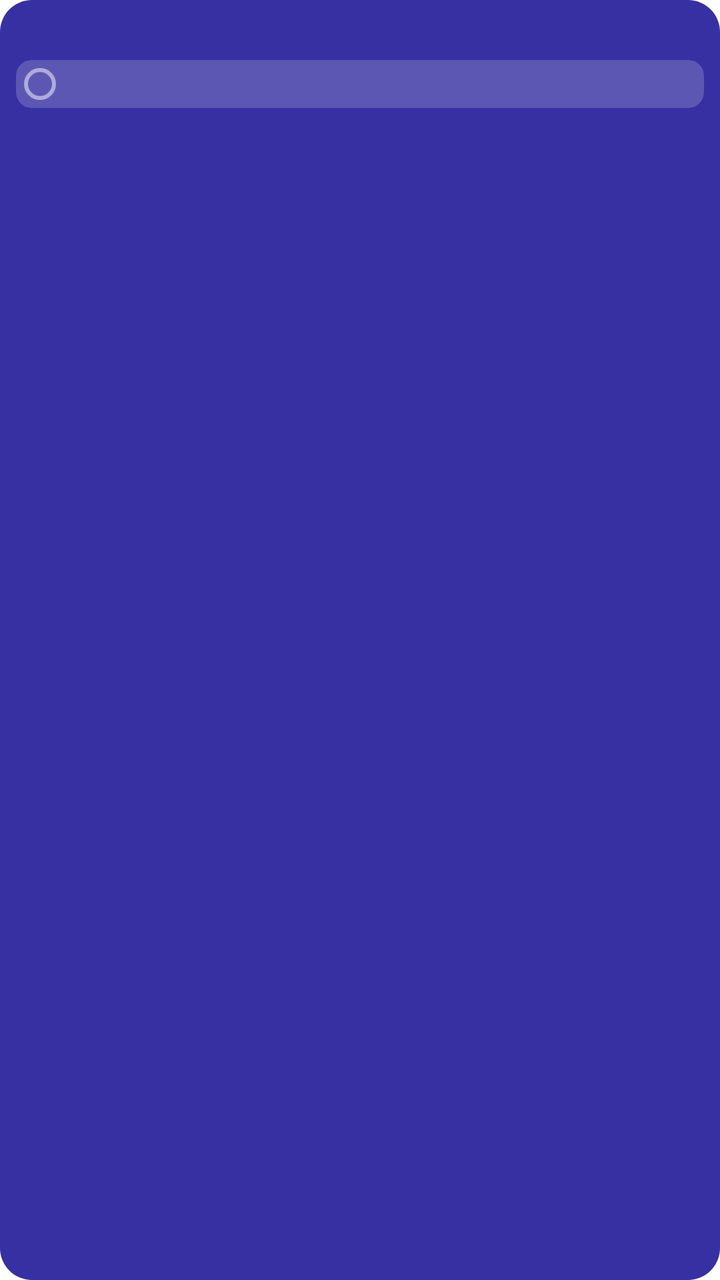
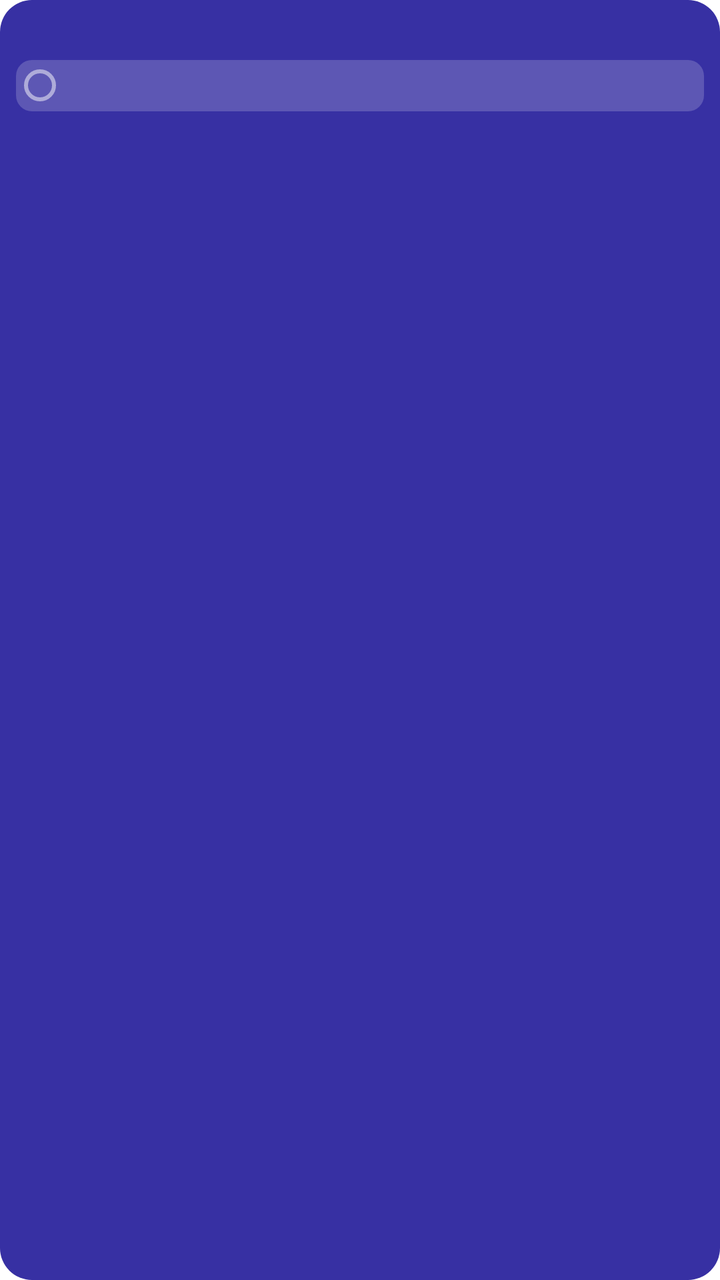

Compare the two renders of this Android layout. The source of the first and the diff that turns it into the second are given below.
<!-- AndroidManifest.xml: fallback theme Theme.MaterialComponents.DayNight.NoActionBar -->
<!-- res/layout/task_widget_large.xml -->
<?xml version="1.0" encoding="utf-8"?>
<LinearLayout xmlns:android="http://schemas.android.com/apk/res/android"
    android:id="@+id/widget_container" android:layout_width="match_parent" android:layout_height="match_parent"
    android:background="@drawable/widget_background" android:orientation="vertical" android:padding="8dp">
    <LinearLayout android:layout_width="match_parent" android:layout_height="wrap_content" android:gravity="center_vertical">
        <ImageView android:layout_width="18dp" android:layout_height="18dp" android:src="@mipmap/ic_launcher"/>
        <TextView android:id="@+id/widget_title" android:layout_width="0dp" android:layout_height="wrap_content"
            android:layout_weight="1" android:layout_marginStart="6dp" android:textColor="#FFFFFF" android:textSize="11sp" android:textStyle="bold"/>
    </LinearLayout>
    <LinearLayout android:id="@+id/empty_container" android:layout_width="match_parent" android:layout_height="0dp"
        android:layout_weight="1" android:gravity="center" android:visibility="gone">
        <TextView android:id="@+id/empty_text" android:layout_width="wrap_content" android:layout_height="wrap_content"
            android:textColor="#80FFFFFF" android:textSize="10sp"/>
    </LinearLayout>
    <LinearLayout android:layout_width="match_parent" android:layout_height="0dp" android:layout_weight="1"
        android:layout_marginTop="4dp" android:orientation="vertical">
        <LinearLayout android:id="@+id/task_row_1" android:layout_width="match_parent" android:layout_height="wrap_content"
            android:layout_marginBottom="2dp" android:background="@drawable/widget_row_bg" android:gravity="center_vertical" android:padding="4dp">
            <ImageView android:id="@+id/task_checkbox_1" android:layout_width="16dp" android:layout_height="16dp" android:background="@drawable/widget_checkbox"/>
            <TextView android:id="@+id/priority_dot_1" android:layout_width="wrap_content" android:layout_height="wrap_content" android:text="●" android:textSize="8sp" android:textColor="#EF5350" android:layout_marginStart="3dp" android:visibility="gone"/>
            <TextView android:id="@+id/task_title_1" android:layout_width="0dp" android:layout_height="wrap_content"
                android:layout_marginStart="4dp" android:layout_weight="1" android:ellipsize="end" android:maxLines="1" android:textColor="#FFFFFF" android:textSize="10sp"/>
        </LinearLayout>
        <LinearLayout android:id="@+id/task_row_2" android:layout_width="match_parent" android:layout_height="wrap_content"
            android:layout_marginBottom="2dp" android:background="@drawable/widget_row_bg" android:gravity="center_vertical" android:padding="4dp" android:visibility="gone">
            <ImageView android:id="@+id/task_checkbox_2" android:layout_width="16dp" android:layout_height="16dp" android:background="@drawable/widget_checkbox"/>
            <TextView android:id="@+id/priority_dot_2" android:layout_width="wrap_content" android:layout_height="wrap_content" android:text="●" android:textSize="8sp" android:textColor="#EF5350" android:layout_marginStart="3dp" android:visibility="gone"/>
            <TextView android:id="@+id/task_title_2" android:layout_width="0dp" android:layout_height="wrap_content"
                android:layout_marginStart="4dp" android:layout_weight="1" android:ellipsize="end" android:maxLines="1" android:textColor="#FFFFFF" android:textSize="10sp"/>
        </LinearLayout>
        <LinearLayout android:id="@+id/task_row_3" android:layout_width="match_parent" android:layout_height="wrap_content"
            android:layout_marginBottom="2dp" android:background="@drawable/widget_row_bg" android:gravity="center_vertical" android:padding="4dp" android:visibility="gone">
            <ImageView android:id="@+id/task_checkbox_3" android:layout_width="16dp" android:layout_height="16dp" android:background="@drawable/widget_checkbox"/>
            <TextView android:id="@+id/priority_dot_3" android:layout_width="wrap_content" android:layout_height="wrap_content" android:text="●" android:textSize="8sp" android:textColor="#EF5350" android:layout_marginStart="3dp" android:visibility="gone"/>
            <TextView android:id="@+id/task_title_3" android:layout_width="0dp" android:layout_height="wrap_content"
                android:layout_marginStart="4dp" android:layout_weight="1" android:ellipsize="end" android:maxLines="1" android:textColor="#FFFFFF" android:textSize="10sp"/>
        </LinearLayout>
        <LinearLayout android:id="@+id/task_row_4" android:layout_width="match_parent" android:layout_height="wrap_content"
            android:layout_marginBottom="2dp" android:background="@drawable/widget_row_bg" android:gravity="center_vertical" android:padding="4dp" android:visibility="gone">
            <ImageView android:id="@+id/task_checkbox_4" android:layout_width="16dp" android:layout_height="16dp" android:background="@drawable/widget_checkbox"/>
            <TextView android:id="@+id/priority_dot_4" android:layout_width="wrap_content" android:layout_height="wrap_content" android:text="●" android:textSize="8sp" android:textColor="#EF5350" android:layout_marginStart="3dp" android:visibility="gone"/>
            <TextView android:id="@+id/task_title_4" android:layout_width="0dp" android:layout_height="wrap_content"
                android:layout_marginStart="4dp" android:layout_weight="1" android:ellipsize="end" android:maxLines="1" android:textColor="#FFFFFF" android:textSize="10sp"/>
        </LinearLayout>
        <LinearLayout android:id="@+id/task_row_5" android:layout_width="match_parent" android:layout_height="wrap_content"
            android:background="@drawable/widget_row_bg" android:gravity="center_vertical" android:padding="4dp" android:visibility="gone">
            <ImageView android:id="@+id/task_checkbox_5" android:layout_width="16dp" android:layout_height="16dp" android:background="@drawable/widget_checkbox"/>
            <TextView android:id="@+id/priority_dot_5" android:layout_width="wrap_content" android:layout_height="wrap_content" android:text="●" android:textSize="8sp" android:textColor="#EF5350" android:layout_marginStart="3dp" android:visibility="gone"/>
            <TextView android:id="@+id/task_title_5" android:layout_width="0dp" android:layout_height="wrap_content"
                android:layout_marginStart="4dp" android:layout_weight="1" android:ellipsize="end" android:maxLines="1" android:textColor="#FFFFFF" android:textSize="10sp"/>
        </LinearLayout>
    </LinearLayout>
</LinearLayout>
<!-- resources referenced by this layout -->
<resources>
  <!-- drawable widget_background (drawable) -->
  ﻿<?xml version="1.0" encoding="utf-8"?>
  <shape xmlns:android="http://schemas.android.com/apk/res/android" android:shape="rectangle">
      <solid android:color="#FF3730A3" />
      <corners android:radius="16dp" />
  </shape>
  <!-- drawable widget_checkbox (drawable) -->
  ﻿<?xml version="1.0" encoding="utf-8"?>
  <shape xmlns:android="http://schemas.android.com/apk/res/android" android:shape="oval">
      <stroke android:width="2dp" android:color="#80FFFFFF" />
      <size android:width="20dp" android:height="20dp" />
  </shape>
  <!-- drawable widget_row_bg (drawable) -->
  ﻿<?xml version="1.0" encoding="utf-8"?>
  <shape xmlns:android="http://schemas.android.com/apk/res/android" android:shape="rectangle">
      <solid android:color="#30FFFFFF" />
      <corners android:radius="8dp" />
  </shape>
  <!-- mipmap ic_launcher (mipmap-anydpi-v26) -->
  <?xml version="1.0" encoding="utf-8"?>
  <adaptive-icon xmlns:android="http://schemas.android.com/apk/res/android">
    <background android:drawable="@mipmap/ic_launcher_background"/>
    <foreground android:drawable="@mipmap/ic_launcher_foreground"/>
    <monochrome android:drawable="@mipmap/ic_launcher_monochrome"/>
  </adaptive-icon>
</resources>

<!-- the commit's change to res/layout/task_widget_large.xml (unified diff, before → after) -->
@@ -5,12 +5,12 @@
     <LinearLayout android:layout_width="match_parent" android:layout_height="wrap_content" android:gravity="center_vertical">
         <ImageView android:layout_width="18dp" android:layout_height="18dp" android:src="@mipmap/ic_launcher"/>
         <TextView android:id="@+id/widget_title" android:layout_width="0dp" android:layout_height="wrap_content"
-            android:layout_weight="1" android:layout_marginStart="6dp" android:textColor="#FFFFFF" android:textSize="11sp" android:textStyle="bold"/>
+            android:layout_weight="1" android:layout_marginStart="6dp" android:textColor="#FFFFFF" android:textSize="13sp" android:textStyle="bold"/>
     </LinearLayout>
     <LinearLayout android:id="@+id/empty_container" android:layout_width="match_parent" android:layout_height="0dp"
         android:layout_weight="1" android:gravity="center" android:visibility="gone">
         <TextView android:id="@+id/empty_text" android:layout_width="wrap_content" android:layout_height="wrap_content"
-            android:textColor="#80FFFFFF" android:textSize="10sp"/>
+            android:textColor="#80FFFFFF" android:textSize="12sp"/>
     </LinearLayout>
     <LinearLayout android:layout_width="match_parent" android:layout_height="0dp" android:layout_weight="1"
         android:layout_marginTop="4dp" android:orientation="vertical">
@@ -19,35 +19,35 @@
             <ImageView android:id="@+id/task_checkbox_1" android:layout_width="16dp" android:layout_height="16dp" android:background="@drawable/widget_checkbox"/>
             <TextView android:id="@+id/priority_dot_1" android:layout_width="wrap_content" android:layout_height="wrap_content" android:text="●" android:textSize="8sp" android:textColor="#EF5350" android:layout_marginStart="3dp" android:visibility="gone"/>
             <TextView android:id="@+id/task_title_1" android:layout_width="0dp" android:layout_height="wrap_content"
-                android:layout_marginStart="4dp" android:layout_weight="1" android:ellipsize="end" android:maxLines="1" android:textColor="#FFFFFF" android:textSize="10sp"/>
+                android:layout_marginStart="4dp" android:layout_weight="1" android:ellipsize="end" android:maxLines="1" android:textColor="#FFFFFF" android:textSize="13sp"/>
         </LinearLayout>
         <LinearLayout android:id="@+id/task_row_2" android:layout_width="match_parent" android:layout_height="wrap_content"
             android:layout_marginBottom="2dp" android:background="@drawable/widget_row_bg" android:gravity="center_vertical" android:padding="4dp" android:visibility="gone">
             <ImageView android:id="@+id/task_checkbox_2" android:layout_width="16dp" android:layout_height="16dp" android:background="@drawable/widget_checkbox"/>
             <TextView android:id="@+id/priority_dot_2" android:layout_width="wrap_content" android:layout_height="wrap_content" android:text="●" android:textSize="8sp" android:textColor="#EF5350" android:layout_marginStart="3dp" android:visibility="gone"/>
             <TextView android:id="@+id/task_title_2" android:layout_width="0dp" android:layout_height="wrap_content"
-                android:layout_marginStart="4dp" android:layout_weight="1" android:ellipsize="end" android:maxLines="1" android:textColor="#FFFFFF" android:textSize="10sp"/>
+                android:layout_marginStart="4dp" android:layout_weight="1" android:ellipsize="end" android:maxLines="1" android:textColor="#FFFFFF" android:textSize="13sp"/>
         </LinearLayout>
         <LinearLayout android:id="@+id/task_row_3" android:layout_width="match_parent" android:layout_height="wrap_content"
             android:layout_marginBottom="2dp" android:background="@drawable/widget_row_bg" android:gravity="center_vertical" android:padding="4dp" android:visibility="gone">
             <ImageView android:id="@+id/task_checkbox_3" android:layout_width="16dp" android:layout_height="16dp" android:background="@drawable/widget_checkbox"/>
             <TextView android:id="@+id/priority_dot_3" android:layout_width="wrap_content" android:layout_height="wrap_content" android:text="●" android:textSize="8sp" android:textColor="#EF5350" android:layout_marginStart="3dp" android:visibility="gone"/>
             <TextView android:id="@+id/task_title_3" android:layout_width="0dp" android:layout_height="wrap_content"
-                android:layout_marginStart="4dp" android:layout_weight="1" android:ellipsize="end" android:maxLines="1" android:textColor="#FFFFFF" android:textSize="10sp"/>
+                android:layout_marginStart="4dp" android:layout_weight="1" android:ellipsize="end" android:maxLines="1" android:textColor="#FFFFFF" android:textSize="13sp"/>
         </LinearLayout>
         <LinearLayout android:id="@+id/task_row_4" android:layout_width="match_parent" android:layout_height="wrap_content"
             android:layout_marginBottom="2dp" android:background="@drawable/widget_row_bg" android:gravity="center_vertical" android:padding="4dp" android:visibility="gone">
             <ImageView android:id="@+id/task_checkbox_4" android:layout_width="16dp" android:layout_height="16dp" android:background="@drawable/widget_checkbox"/>
             <TextView android:id="@+id/priority_dot_4" android:layout_width="wrap_content" android:layout_height="wrap_content" android:text="●" android:textSize="8sp" android:textColor="#EF5350" android:layout_marginStart="3dp" android:visibility="gone"/>
             <TextView android:id="@+id/task_title_4" android:layout_width="0dp" android:layout_height="wrap_content"
-                android:layout_marginStart="4dp" android:layout_weight="1" android:ellipsize="end" android:maxLines="1" android:textColor="#FFFFFF" android:textSize="10sp"/>
+                android:layout_marginStart="4dp" android:layout_weight="1" android:ellipsize="end" android:maxLines="1" android:textColor="#FFFFFF" android:textSize="13sp"/>
         </LinearLayout>
         <LinearLayout android:id="@+id/task_row_5" android:layout_width="match_parent" android:layout_height="wrap_content"
             android:background="@drawable/widget_row_bg" android:gravity="center_vertical" android:padding="4dp" android:visibility="gone">
             <ImageView android:id="@+id/task_checkbox_5" android:layout_width="16dp" android:layout_height="16dp" android:background="@drawable/widget_checkbox"/>
             <TextView android:id="@+id/priority_dot_5" android:layout_width="wrap_content" android:layout_height="wrap_content" android:text="●" android:textSize="8sp" android:textColor="#EF5350" android:layout_marginStart="3dp" android:visibility="gone"/>
             <TextView android:id="@+id/task_title_5" android:layout_width="0dp" android:layout_height="wrap_content"
-                android:layout_marginStart="4dp" android:layout_weight="1" android:ellipsize="end" android:maxLines="1" android:textColor="#FFFFFF" android:textSize="10sp"/>
+                android:layout_marginStart="4dp" android:layout_weight="1" android:ellipsize="end" android:maxLines="1" android:textColor="#FFFFFF" android:textSize="13sp"/>
         </LinearLayout>
     </LinearLayout>
 </LinearLayout>
